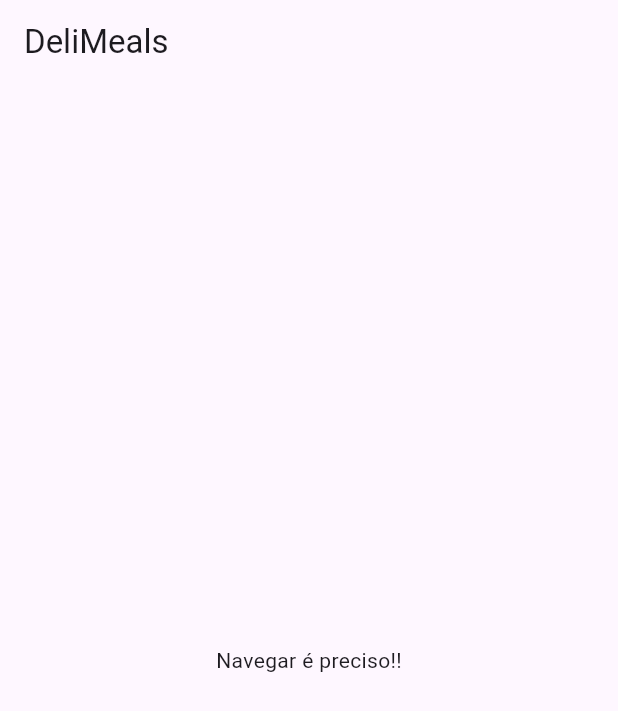
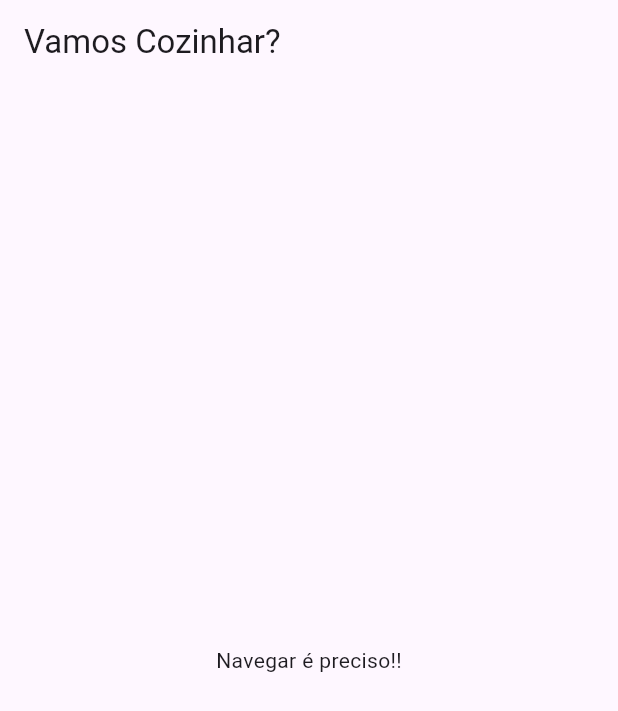
Before and after one commit to DaniloBitencourt/meals, a Flutter app: the screen it shows after launch, on a phone screen of 412 x 824 dp. Shown: the top 711 px of the screen. Run offline on Flutter 3.47's test engine with Material 3 defaults, Android fonts, the phone set to English and light mode, and no system bars.

Commit message:
Organização Inicial

```diff
--- a/lib/data/dummy_data.dart
+++ b/lib/data/dummy_data.dart
@@ -2,7 +2,7 @@ import 'package:flutter/material.dart';
 
 import '../models/category.dart';
 
-const DUMMY_CATEGORIES = const [
+const DUMMY_CATEGORIES =  [
   Category(
     id: 'c1',
     title: 'Italiano',
--- a/lib/main.dart
+++ b/lib/main.dart
@@ -1,23 +1,29 @@
 import 'package:flutter/material.dart';
 
-void main() => runApp(MyApp());
+void main() {
+  runApp(const MyApp());
+}
 
 class MyApp extends StatelessWidget {
+  const MyApp({Key? key}) : super(key: key);
+
   @override
   Widget build(BuildContext context) {
     return MaterialApp(
-      title: 'DeliMeals',
+      title: 'Vamos Cozinhar?',
       theme: ThemeData(
         primarySwatch: Colors.blue,
       ),
-      home: MyHomePage(),
+      home: const MyHomePage(),
     );
   }
 }
 
 class MyHomePage extends StatefulWidget {
+  const MyHomePage({Key? key}) : super(key: key);
+
   @override
-  _MyHomePageState createState() => _MyHomePageState();
+  State<MyHomePage> createState() => _MyHomePageState();
 }
 
 class _MyHomePageState extends State<MyHomePage> {
@@ -25,9 +31,9 @@ class _MyHomePageState extends State<MyHomePage> {
   Widget build(BuildContext context) {
     return Scaffold(
       appBar: AppBar(
-        title: Text('DeliMeals'),
+        title: const Text('Vamos Cozinhar?'),
       ),
-      body: Center(
+      body: const Center(
         child: Text('Navegar é preciso!!'),
       ),
     );
```
Also changed, not shown: lib/models/category.dart (added, +13 -0 lines), lib/screens/categories_screen.dart (added, +18 -0 lines).
